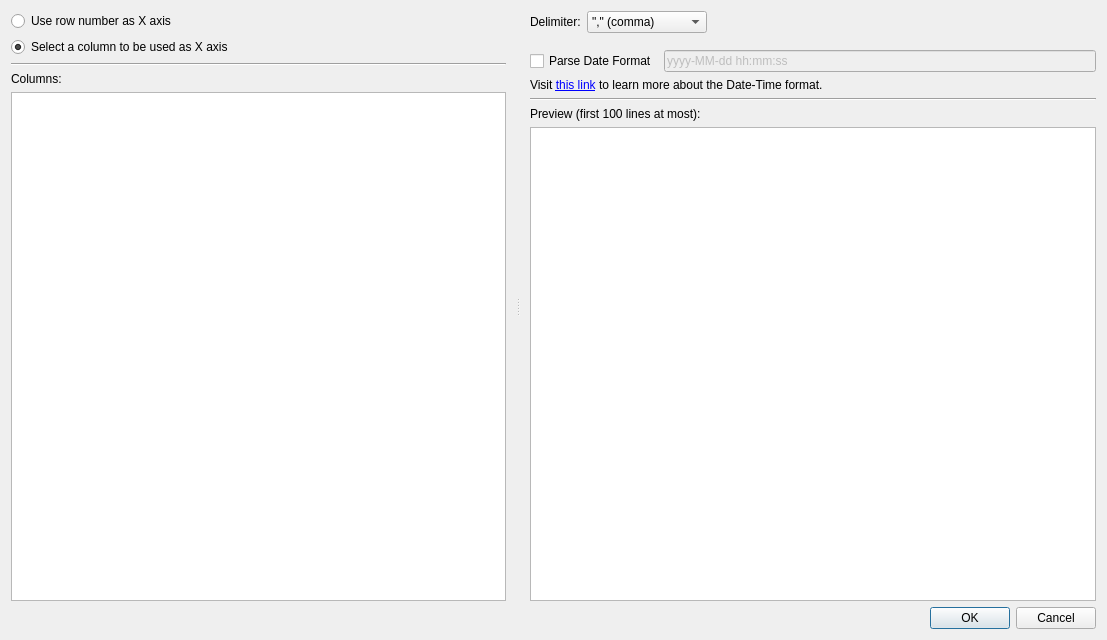
This is plotjuggler_plugins/DataLoadCSV/dataload_csv.ui in yuanzhongqiao/PlotJuggler as Qt 5 draws it before an edit. The edited form follows.
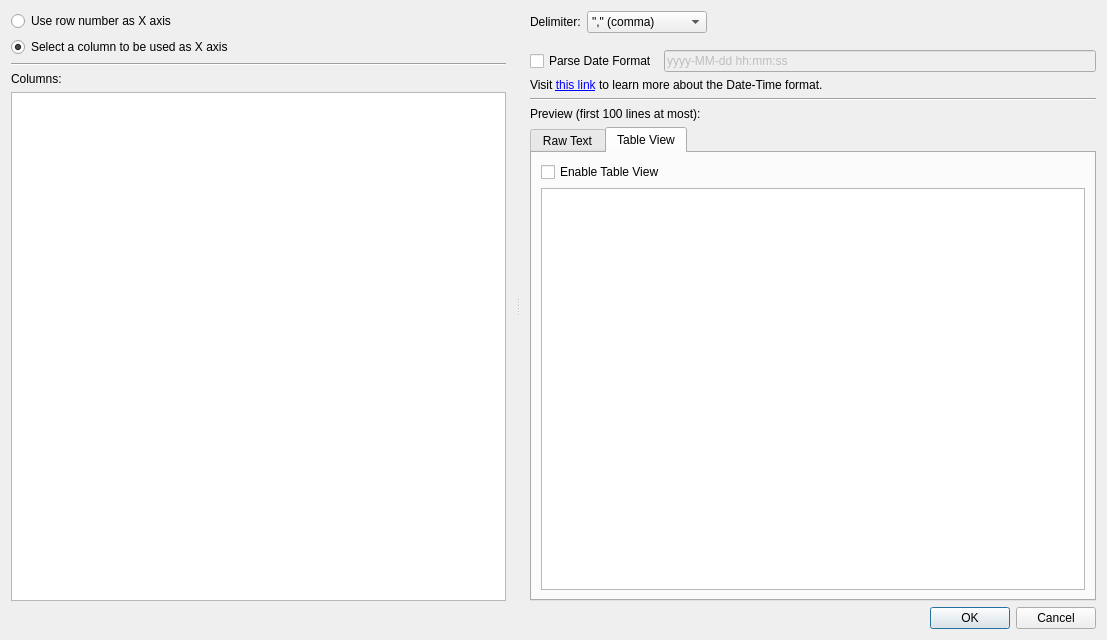
This is the edited form. The open tabs and pages were chosen to show the change. Custom widgets are drawn as their Qt base class.

Commit message:
Add CSV table preview and CSV highlighting (#680)
* Add CSV table preview and CSV highlighting

* add toggles for enabling CSV table view and syntax highlighting

```diff
--- a/plotjuggler_plugins/DataLoadCSV/dataload_csv.ui
+++ b/plotjuggler_plugins/DataLoadCSV/dataload_csv.ui
@@ -166,13 +166,91 @@
         </widget>
        </item>
        <item>
-        <widget class="QCodeEditor" name="rawText">
-         <property name="lineWrapMode">
-          <enum>QTextEdit::NoWrap</enum>
+        <widget class="QTabWidget" name="tabWidget">
+         <property name="currentIndex">
+          <number>0</number>
          </property>
-         <property name="readOnly">
-          <bool>true</bool>
-         </property>
+         <widget class="QWidget" name="tab_3">
+          <attribute name="title">
+           <string>Raw Text</string>
+          </attribute>
+          <layout class="QVBoxLayout" name="verticalLayout_9">
+           <item>
+            <widget class="QCheckBox" name="checkBoxSyntaxHilighting">
+             <property name="toolTip">
+              <string>Enable syntax highlighting for csv preview. May be slow for large files with many fields</string>
+             </property>
+             <property name="text">
+              <string>Enable Syntax Highlighting</string>
+             </property>
+            </widget>
+           </item>
+           <item>
+            <widget class="QCodeEditor" name="rawText">
+             <property name="sizePolicy">
+              <sizepolicy hsizetype="Preferred" vsizetype="Preferred">
+               <horstretch>1</horstretch>
+               <verstretch>1</verstretch>
+              </sizepolicy>
+             </property>
+             <property name="lineWrapMode">
+              <enum>QTextEdit::NoWrap</enum>
+             </property>
+             <property name="readOnly">
+              <bool>true</bool>
+             </property>
+            </widget>
+           </item>
+          </layout>
+         </widget>
+         <widget class="QWidget" name="tab_4">
+          <attribute name="title">
+           <string>Table View</string>
+          </attribute>
+          <layout class="QVBoxLayout" name="verticalLayout_7">
+           <item>
+            <widget class="QCheckBox" name="checkBoxTableView">
+             <property name="toolTip">
+              <string>Enable the table view. May be slow for files with many fields</string>
+             </property>
+             <property name="layoutDirection">
+              <enum>Qt::LeftToRight</enum>
+             </property>
+             <property name="text">
+              <string>Enable Table View</string>
+             </property>
+            </widget>
+           </item>
+           <item>
+            <widget class="QTableView" name="tableView">
+             <property name="sizePolicy">
+              <sizepolicy hsizetype="Expanding" vsizetype="Expanding">
+               <horstretch>1</horstretch>
+               <verstretch>1</verstretch>
+              </sizepolicy>
+             </property>
+             <property name="layoutDirection">
+              <enum>Qt::LeftToRight</enum>
+             </property>
+             <property name="editTriggers">
+              <set>QAbstractItemView::NoEditTriggers</set>
+             </property>
+             <property name="showDropIndicator" stdset="0">
+              <bool>false</bool>
+             </property>
+             <property name="dragDropOverwriteMode">
+              <bool>false</bool>
+             </property>
+             <property name="wordWrap">
+              <bool>true</bool>
+             </property>
+             <attribute name="verticalHeaderStretchLastSection">
+              <bool>true</bool>
+             </attribute>
+            </widget>
+           </item>
+          </layout>
+         </widget>
         </widget>
        </item>
       </layout>
```
The commit also changes 6 other files.
